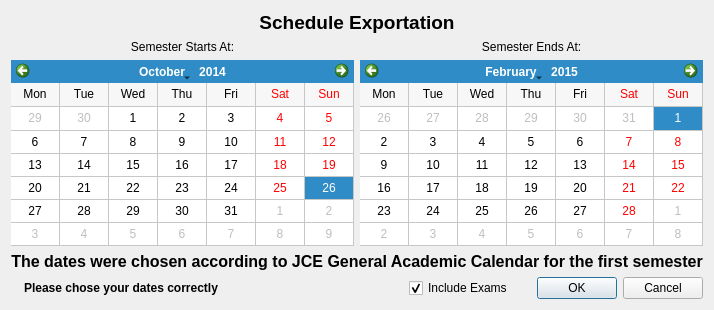
Before: the Qt Designer form src/jceData/Calendar/coursesSchedule/calendarDialog.ui in liranbg/JCEaverageCalculator, drawn with Qt 5.
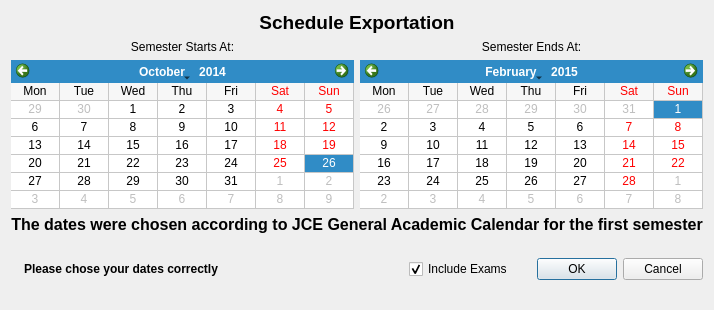
After: the same form once the commit is applied.

Commit message: fixed resizing calendar dialog

```diff
--- a/src/jceData/Calendar/coursesSchedule/calendarDialog.ui
+++ b/src/jceData/Calendar/coursesSchedule/calendarDialog.ui
@@ -6,12 +6,12 @@
    <rect>
     <x>0</x>
     <y>0</y>
-    <width>610</width>
+    <width>609</width>
     <height>310</height>
    </rect>
   </property>
   <property name="sizePolicy">
-   <sizepolicy hsizetype="Minimum" vsizetype="Minimum">
+   <sizepolicy hsizetype="MinimumExpanding" vsizetype="MinimumExpanding">
     <horstretch>0</horstretch>
     <verstretch>0</verstretch>
    </sizepolicy>
@@ -156,6 +156,15 @@
        </item>
        <item row="0" column="1">
         <widget class="QLabel" name="lbl_status">
+         <property name="sizePolicy">
+          <sizepolicy hsizetype="MinimumExpanding" vsizetype="MinimumExpanding">
+           <horstretch>0</horstretch>
+           <verstretch>0</verstretch>
+          </sizepolicy>
+         </property>
+         <property name="styleSheet">
+          <string notr="true"/>
+         </property>
          <property name="text">
           <string>&lt;b&gt;Please chose your dates correctly&lt;/b&gt;</string>
          </property>
```
The commit also changes 3 other files.
